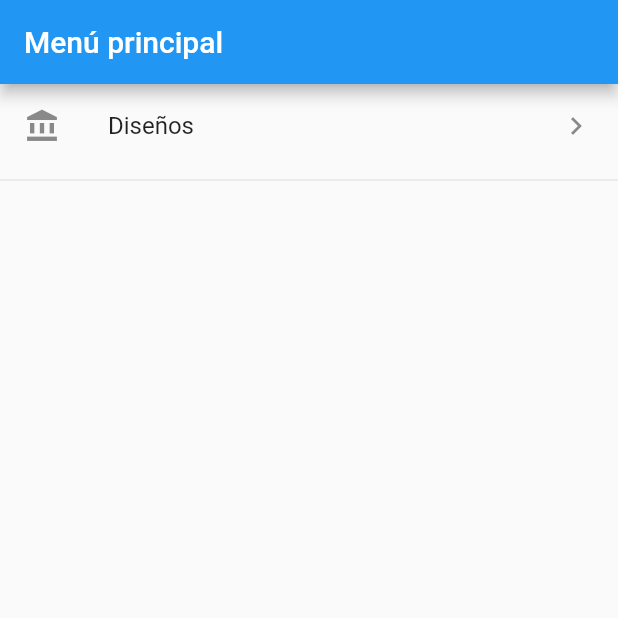
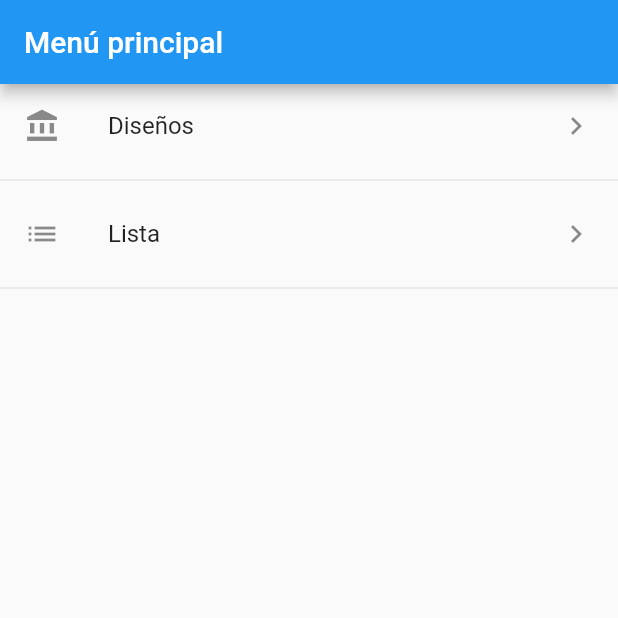
Before and after one commit to durosero/widgets, a Flutter app: the screen it shows after launch, on a phone screen of 412 x 824 dp, the top half of it. Run offline on Flutter 3.47's test engine with Material 2 defaults, Android fonts, the phone set to English and light mode, and no system bars.

Commit message:
commit de control

```diff
--- a/lib/main.dart
+++ b/lib/main.dart
@@ -17,6 +17,7 @@ class MyApp extends StatelessWidget {
      routes: {
        'menu': (context) => Menu(),
        'disenio': (context) => Disenio(),
+       'lista': (context) => ListaView(),
 
      },
     );
--- a/lib/view/menu.dart
+++ b/lib/view/menu.dart
@@ -20,6 +20,7 @@ class Menu extends StatelessWidget {
 
     return ListView(
       children: <Widget>[
+
          ListTile(
           title: Text("Diseños"),
      //    subtitle: Text("durosero@itp.edu.co"),
@@ -30,6 +31,19 @@ class Menu extends StatelessWidget {
           },
         ),
         Divider(),
+
+         ListTile(
+          title: Text("Lista"),
+     //    subtitle: Text("durosero@itp.edu.co"),
+          leading: Icon(Icons.list),
+          trailing: Icon(Icons.keyboard_arrow_right),
+          onTap: () {
+           // Navigator.pushNamed(context, "lista");
+           Navigator.pushReplacementNamed(context, "lista");
+          },
+        ),
+        Divider(),
+
       ],
     );
   }
```
